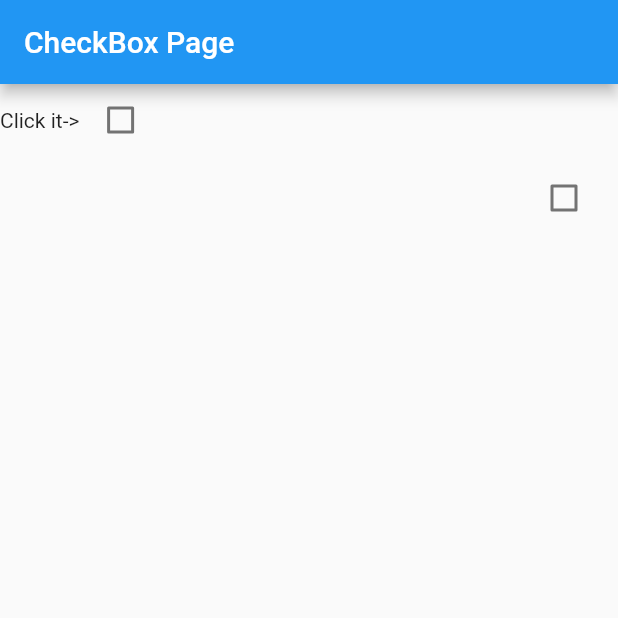
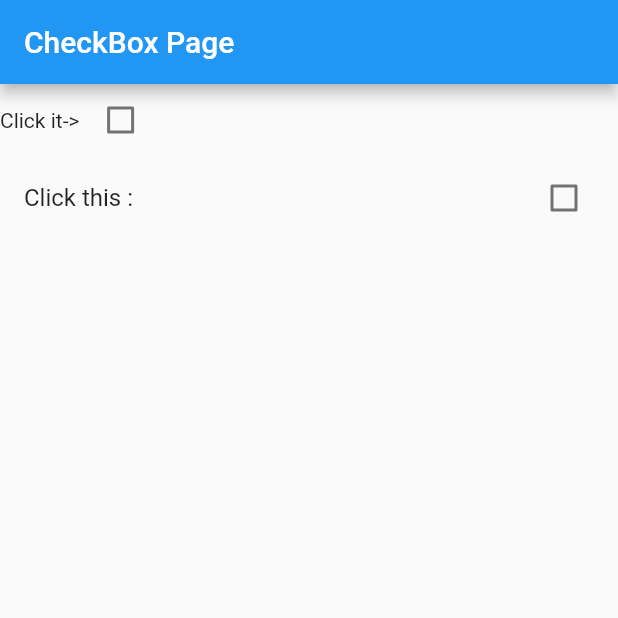
Before and after one commit to MostefaMourad/flutter_basic_projects, a Flutter app: the screen it shows after launch, on a phone screen of 412 x 824 dp, the top half of it. Run offline on Flutter 3.47's test engine with Material 2 defaults, Android fonts, the phone set to English and light mode, and no system bars.

Commit message:
Update main.dart

```diff
--- a/flutter_basic_projects/lib/main.dart
+++ b/flutter_basic_projects/lib/main.dart
@@ -39,7 +39,8 @@ class _MyAppState extends State<MyApp>{
               )
               ],),
             new CheckboxListTile(value: _isChecked,
-                onChanged:(bool value){_onChanged(value);},)
+                onChanged:(bool value){_onChanged(value);},
+                title: new Text('Click this :'),)
             ],
           )
         ),
```
